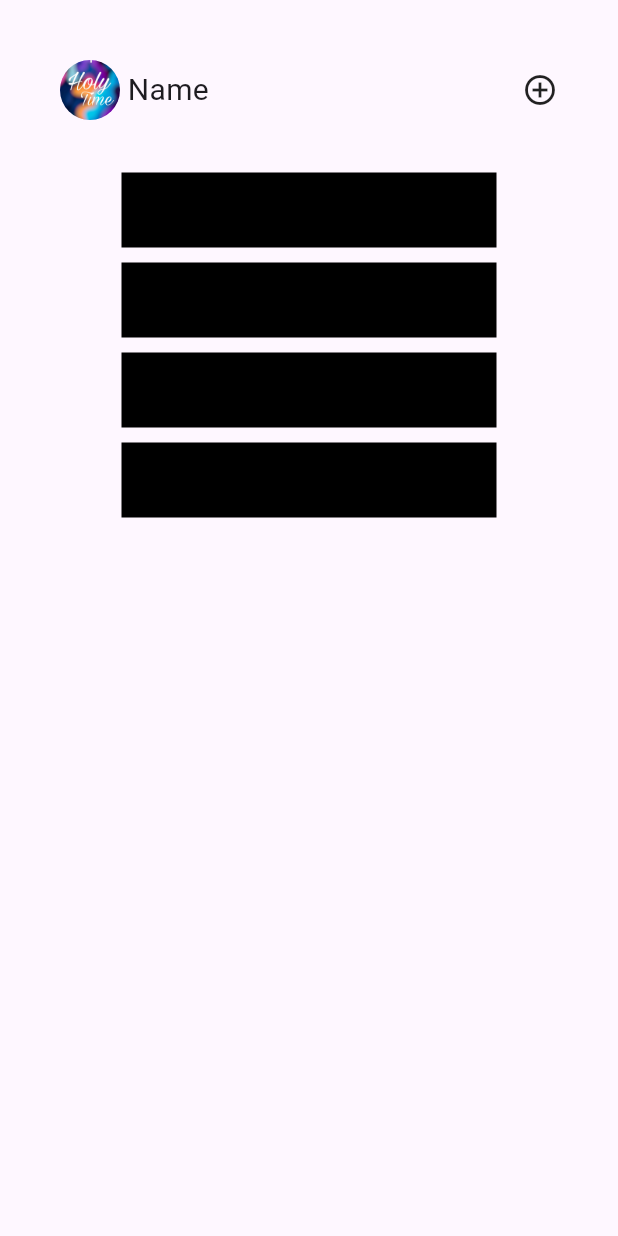
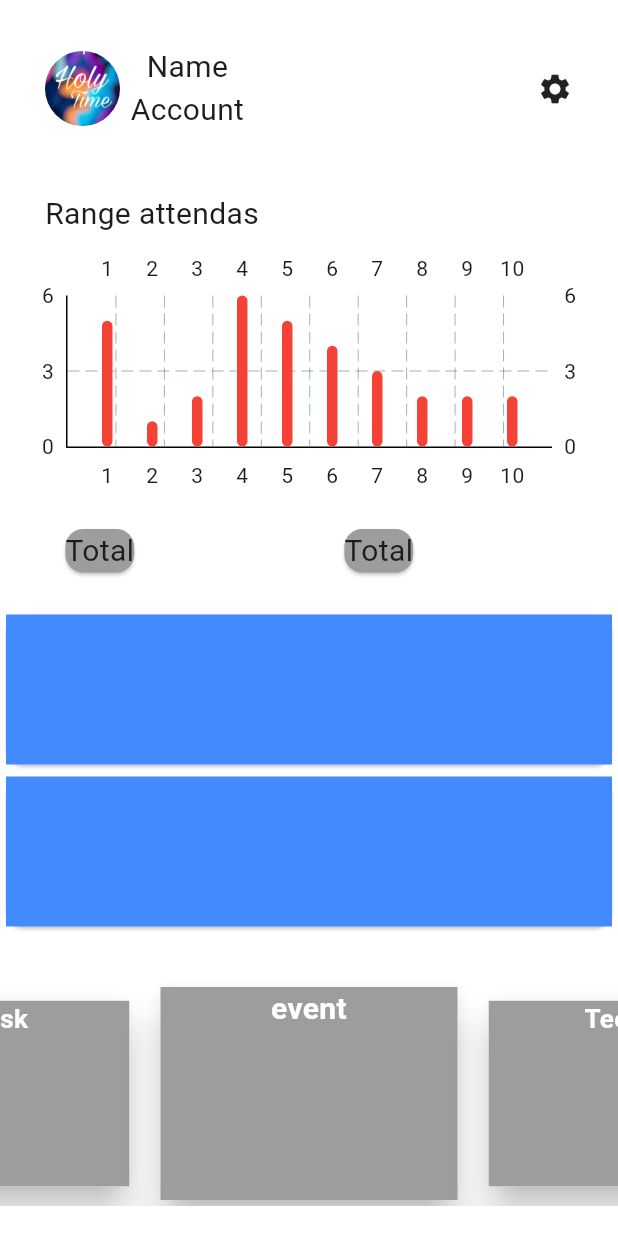
Before and after one commit to Youssefesssam/holy_time, a Flutter app: the HomeScreenUsers screen opened by its route, on a phone screen of 412 x 824 dp. Run offline on Flutter 3.47's test engine with Material 3 defaults, Android fonts, the phone set to English and light mode, and no system bars; drawn by our look-alikes of carousel_slider, fl_chart.

Commit message:
home screen user

```diff
--- a/lib/main.dart
+++ b/lib/main.dart
@@ -1,6 +1,7 @@
 import 'package:flutter/material.dart';
 import 'package:holy_time/ui/screens/auth/loginScreen/loginScreen.dart';
 import 'package:holy_time/ui/screens/auth/registerScreen/regsterScreen.dart';
+import 'package:holy_time/ui/screens/charts.dart';
 import 'package:holy_time/ui/screens/homeScreen/homeScreenLeaders.dart';
 import 'package:holy_time/ui/screens/homeScreen/homeScreenUsers.dart';
 import 'package:holy_time/ui/screens/splashScreen/splashScreen.dart';
@@ -22,6 +23,7 @@ class MyApp extends StatelessWidget {
         SplashScreen.routeName:(_)=>SplashScreen(),
         LoginScreen.routeName:(_)=>LoginScreen(),
         RegisterScreen.routeName:(_)=>RegisterScreen(),
+        Charts.routeName:(_)=>Charts(),
       },
       initialRoute:SplashScreen.routeName ,// This trailing comma makes auto-formatting nicer for build methods.
     );
--- /dev/null
+++ b/lib/ui/screens/charts.dart
@@ -0,0 +1,62 @@
+import 'package:fl_chart/fl_chart.dart';
+import 'package:flutter/material.dart';
+
+class Charts extends StatefulWidget {
+  static const String routeName = "charts";
+
+  const Charts({super.key});
+
+  @override
+  State<Charts> createState() => _ChartsState();
+}
+
+class _ChartsState extends State<Charts> {
+  @override
+  Widget build(BuildContext context) {
+    return AspectRatio(
+        aspectRatio: 1,
+        child: BarChart(
+            BarChartData(
+            borderData: FlBorderData(
+                border: Border(
+                    top: BorderSide.none,
+                    right: BorderSide.none,
+                    left: BorderSide(width: 1),
+                    bottom: BorderSide(width: 1))),
+            groupsSpace: 10,
+            barGroups: [
+              BarChartGroupData(x: 1, barRods: [
+                BarChartRodData(toY: 5, fromY: 0, width: 7, color: Colors.red)
+              ]),
+              BarChartGroupData(x: 2, barRods: [
+                BarChartRodData(toY: 1, fromY: 0, width: 7, color: Colors.red)
+              ]),
+              BarChartGroupData(x: 3, barRods: [
+                BarChartRodData(toY: 2, fromY: 0, width: 7, color: Colors.red)
+              ]),
+              BarChartGroupData(x: 4, barRods: [
+                BarChartRodData(toY: 6, fromY: 0, width: 7, color: Colors.red)
+              ]),
+              BarChartGroupData(x: 5, barRods: [
+                BarChartRodData(toY: 5, fromY: 0, width: 7, color: Colors.red)
+              ]),
+              BarChartGroupData(x: 6, barRods: [
+                BarChartRodData(toY: 4, fromY: 0, width: 7, color: Colors.red)
+              ]),
+              BarChartGroupData(x: 7, barRods: [
+                BarChartRodData(toY: 3, fromY: 0, width: 7, color: Colors.red)
+              ]),
+              BarChartGroupData(x: 8, barRods: [
+                BarChartRodData(toY: 2, fromY: 0, width: 7, color: Colors.red)
+              ]),
+              BarChartGroupData(x: 9, barRods: [
+                BarChartRodData(toY: 2, fromY: 0, width: 7, color: Colors.red)
+              ]),
+              BarChartGroupData(x: 10, barRods: [
+                BarChartRodData(toY: 2, fromY: 0, width: 7, color: Colors.red)
+              ]),
+
+
+            ])));
+  }
+}
--- a/lib/ui/screens/homeScreen/homeScreenUsers.dart
+++ b/lib/ui/screens/homeScreen/homeScreenUsers.dart
@@ -1,58 +1,110 @@
 import 'package:flutter/material.dart';
+import 'package:holy_time/ui/screens/charts.dart';
+import 'package:holy_time/ui/screens/slide.dart';
 import 'package:holy_time/utilites/appAssets.dart';
 
 class HomeScreenUsers extends StatelessWidget {
   const HomeScreenUsers({super.key});
-  static const String routeName ="homeScreenUsers";
+
+  static const String routeName = "homeScreenUsers";
 
   @override
   Widget build(BuildContext context) {
-
     return Scaffold(
-      body: Container(
-        margin: EdgeInsets.all(40),
-        child: Column(
-          children: [
-            Row(
+      backgroundColor: Colors.white,
+      body: Column(
+        crossAxisAlignment: CrossAxisAlignment.stretch,
+        children: [
+          Container(
+            margin: const EdgeInsets.all(30),
+            child: const Column(
               children: [
-                CircleAvatar(radius: 20,backgroundImage: AssetImage(AppAssets.splashScreen),),
-                SizedBox(width: 5,),
-                Text("Name",style: TextStyle(fontSize: 20),),
-                Spacer(),
-                Icon(Icons.control_point_sharp)
+                Row(
+                  children: [
+                    CircleAvatar(
+                      radius: 25,
+                      backgroundImage: AssetImage(AppAssets.splashScreen),
+                    ),
+                    SizedBox(
+                      width: 7,
+                    ),
+                    Column(
+                      children: [
+                        Text(
+                          "Name",
+                          style: TextStyle(fontSize: 20),
+                        ),
+                        Text(
+                          "Account",
+                          style: TextStyle(fontSize: 20),
+                        ),
+                      ],
+                    ),
+                    Spacer(),
+                    Icon(Icons.settings)
+                  ],
+                ),
               ],
             ),
-            SizedBox(height: 30,),
-            Container(
-              margin: EdgeInsets.all(5),
-              color: Colors.black,
-              width: 250,
-              height: 50,
+          ),
+          Container(
+              margin: const EdgeInsets.only(top: 10, left: 30),
+              child: const Text(
+                "Range attendas",
+                textAlign: TextAlign.start,
+                style: TextStyle(fontSize: 20),
+              )),
+          SizedBox(height: 10,),
+          Expanded(flex: 5,child: Charts()),
+          Container(
+            margin: EdgeInsets.all(20),
+            child: Row(
+              children: [
+                Expanded(
+                  flex: 1,
+                  child: Container(
+
+                    child:Center(child:
+                    Card(
+                        color: Color(0xff9d9d9d),
+                        child: Text("Total",
+                          style: TextStyle(fontSize: 20),)
+                    )) ,
+                  ),
+                ),
+                Expanded(
+                  flex: 3,
+                  child: Container(
+                    child:Center(child:
+                    Card(
+                        color: Color(0xff9d9d9d),
+                        child: Text("Total",
+                          style: TextStyle(fontSize: 20),)
+                    )) ,
+                  ),
+                ),
+              ],
             ),
-            Container(
-              margin: EdgeInsets.all(5),
-              color: Colors.black,
-              width: 250,
-              height: 50,
+          ),
+          Card(
+            child: Container(
+              color: Colors.blueAccent,
+              height: 100,
             ),
-            Container(
-              margin: EdgeInsets.all(5),
-              color: Colors.black,
-              width: 250,
-              height: 50,
+          ),
+          Card(
+            child: Container(
+              color: Colors.blueAccent,
+              height: 100,
             ),
-            Container(
-              margin: EdgeInsets.all(5),
-              color: Colors.black,
-              width: 250,
-              height: 50,
-            ),
-
-
-          ],
-        ),
+          ),
+          const Spacer(),
+          SliderPic(),
+          const SizedBox(
+            height: 20,
+          )
+        ],
       ),
     );
   }
-
 }
--- /dev/null
+++ b/lib/ui/screens/slide.dart
@@ -0,0 +1,87 @@
+import 'package:carousel_slider/carousel_slider.dart';
+import 'package:flutter/material.dart';
+
+
+class SliderPic extends StatelessWidget {
+  SliderPic({super.key});
+  static const String routeName ="sliderPic";
+
+  List<Widget> pic =[
+
+    Card(
+      elevation: 10,
+      child: Container(
+        width: 200,
+        color: const Color(0xff9d9d9d),
+        child:const Text("event",
+          style: TextStyle(
+              color: Colors.white,
+              fontSize: 20,
+              fontWeight: FontWeight.bold
+          ),
+          textAlign:TextAlign.center,
+        ) ,
+      ),
+    ),
+    Card(
+      elevation: 10,
+      child: Container(
+        width: 200,
+        color: const Color(0xff9d9d9d),
+        child:const Text("Teem",
+          style: TextStyle(
+              color: Colors.white,
+              fontSize: 20,
+              fontWeight: FontWeight.bold
+          ),
+          textAlign:TextAlign.center,
+        ) ,
+      ),
+    ),
+    Card(
+      elevation: 10,
+      child: Container(
+        width: 200,
+        color: const Color(0xff9d9d9d),
+        child:const Text("Task",
+          style: TextStyle(
+              color: Colors.white,
+              fontSize: 20,
+              fontWeight: FontWeight.bold
+          ),
+          textAlign:TextAlign.center,
+        ) ,
+      ),
+    ),
+   ];
+  final CarouselController _carouselController = CarouselController();
+  @override
+  Widget build(BuildContext context) {
+    return Column(
+        children: [
+          InkWell(
+            onTap: () {},
+            child: CarouselSlider(
+                items: pic,
+                options: CarouselOptions(
+                  height: 150,
+                  viewportFraction: .5,
+                  initialPage: 0,
+                  enableInfiniteScroll: true,
+                  autoPlay: true,
+                  autoPlayInterval: const Duration(seconds: 2),
+                  autoPlayAnimationDuration: const Duration(seconds: 1),
+                  autoPlayCurve: Curves.easeInOut,
+                  enlargeCenterPage: true,
+                  enlargeFactor: 0.3,
+                  scrollDirection: Axis.horizontal,
+                )
+            ),
+          ),
+
+        ],
+
+
+    );
+  }
+}
--- a/pubspec.yaml
+++ b/pubspec.yaml
@@ -32,6 +32,8 @@ dependencies:
     sdk: flutter
   flutter_masonry_view: ^0.0.2
   date_format: ^2.0.7
+  carousel_slider: ^4.2.1
+  fl_chart: ^0.61.0
   # The following adds the Cupertino Icons font to your application.
   # Use with the CupertinoIcons class for iOS style icons.
   cupertino_icons: ^1.0.2
```
Also changed, not shown: pubspec.lock.
